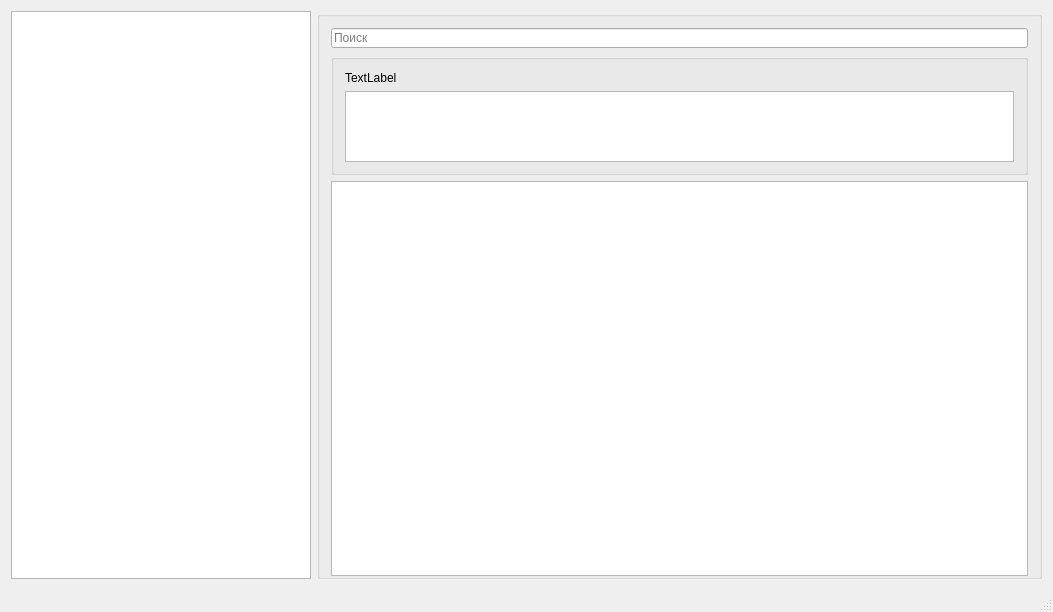
First picture: the form in mainwindow.ui, repository Afinogen/QtKeaz, before the edit.
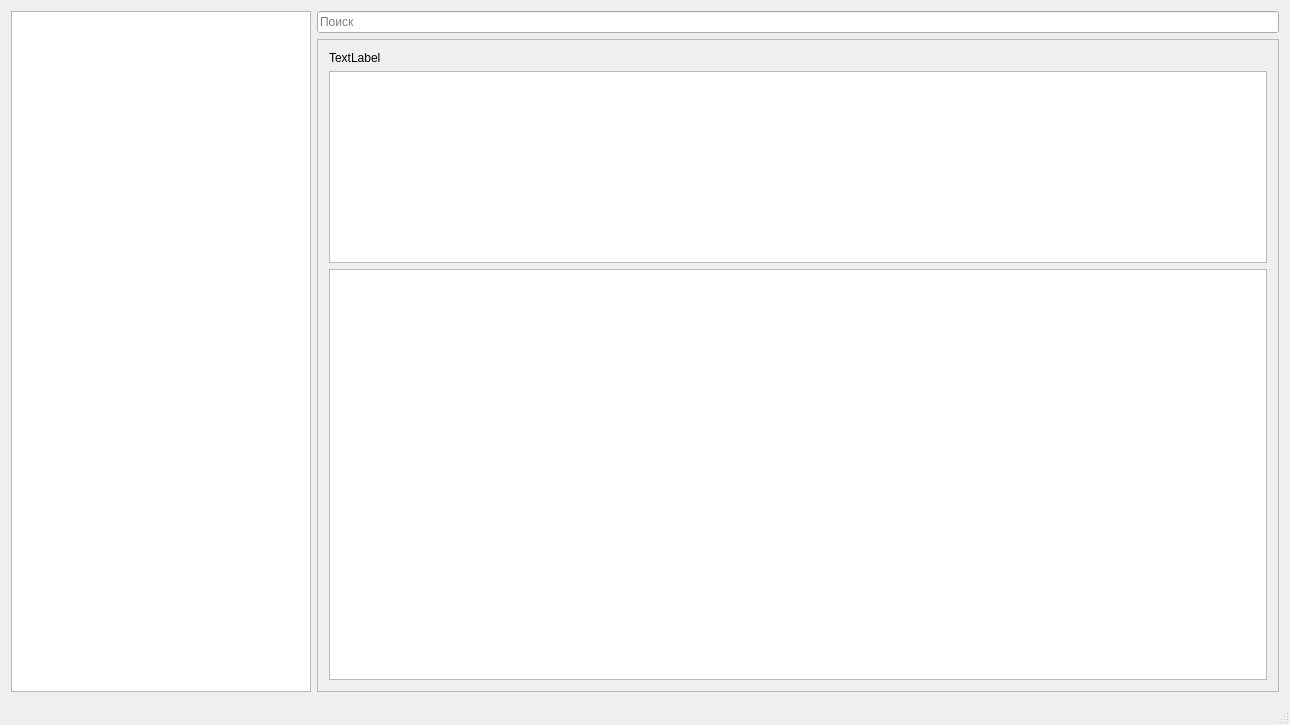
Second picture: the form after the edit.

Patch:
```diff
--- a/mainwindow.ui
+++ b/mainwindow.ui
@@ -6,8 +6,8 @@
    <rect>
     <x>0</x>
     <y>0</y>
-    <width>1053</width>
-    <height>612</height>
+    <width>1290</width>
+    <height>725</height>
    </rect>
   </property>
   <property name="windowTitle">
@@ -15,65 +15,50 @@
   </property>
   <widget class="QWidget" name="centralWidget">
    <layout class="QGridLayout" name="gridLayout">
-    <item row="0" column="0">
-     <widget class="QTreeView" name="treeView">
-      <property name="maximumSize">
-       <size>
-        <width>300</width>
-        <height>16777215</height>
-       </size>
-      </property>
-      <attribute name="headerVisible">
-       <bool>false</bool>
-      </attribute>
-     </widget>
-    </item>
     <item row="0" column="1">
-     <widget class="QGroupBox" name="groupBox">
-      <property name="title">
-       <string/>
-      </property>
-      <layout class="QGridLayout" name="gridLayout_2">
-       <property name="bottomMargin">
-        <number>0</number>
-       </property>
-       <item row="0" column="0">
         <widget class="QLineEdit" name="searchEdit">
-         <property name="minimumSize">
-          <size>
-           <width>0</width>
-           <height>20</height>
-          </size>
-         </property>
-         <property name="maximumSize">
-          <size>
-           <width>16777215</width>
-           <height>20</height>
-          </size>
-         </property>
          <property name="placeholderText">
           <string>Поиск</string>
          </property>
         </widget>
        </item>
-       <item row="1" column="0">
-        <widget class="QGroupBox" name="groupBox_2">
+    <item row="1" column="1">
+     <widget class="QScrollArea" name="scrollArea">
          <property name="minimumSize">
           <size>
            <width>0</width>
-           <height>120</height>
-          </size>
-         </property>
+        <height>0</height>
+       </size>
+      </property>
+      <property name="verticalScrollBarPolicy">
+       <enum>Qt::ScrollBarAsNeeded</enum>
+      </property>
+      <property name="sizeAdjustPolicy">
+       <enum>QAbstractScrollArea::AdjustToContents</enum>
+      </property>
+      <property name="widgetResizable">
+       <bool>true</bool>
+      </property>
+      <widget class="QWidget" name="scrollAreaWidgetContents">
+       <property name="geometry">
+        <rect>
+         <x>0</x>
+         <y>0</y>
+         <width>964</width>
+         <height>634</height>
+        </rect>
+       </property>
+       <layout class="QGridLayout" name="gridLayout_2">
+        <item row="1" column="0">
+         <widget class="QTextBrowser" name="desrcText">
          <property name="maximumSize">
           <size>
            <width>16777215</width>
-           <height>121</height>
-          </size>
-         </property>
-         <property name="title">
-          <string/>
-         </property>
-         <layout class="QGridLayout" name="gridLayout_3">
+            <height>192</height>
+           </size>
+          </property>
+         </widget>
+        </item>
           <item row="0" column="0">
            <widget class="QLabel" name="titleLabel">
             <property name="text">
@@ -81,23 +66,40 @@
             </property>
            </widget>
           </item>
-          <item row="1" column="0">
-           <widget class="QTextEdit" name="desrcText">
-            <property name="minimumSize">
-             <size>
-              <width>0</width>
-              <height>71</height>
-             </size>
-            </property>
-           </widget>
-          </item>
-         </layout>
-        </widget>
-       </item>
        <item row="2" column="0">
-        <widget class="QTableView" name="tableView"/>
-       </item>
-      </layout>
+         <widget class="QTableView" name="tableView">
+          <property name="verticalScrollBarPolicy">
+           <enum>Qt::ScrollBarAsNeeded</enum>
+          </property>
+          <attribute name="horizontalHeaderVisible">
+           <bool>false</bool>
+          </attribute>
+          <attribute name="horizontalHeaderDefaultSectionSize">
+           <number>300</number>
+          </attribute>
+          <attribute name="verticalHeaderVisible">
+           <bool>false</bool>
+          </attribute>
+          <attribute name="verticalHeaderDefaultSectionSize">
+           <number>300</number>
+          </attribute>
+         </widget>
+        </item>
+       </layout>
+      </widget>
+     </widget>
+    </item>
+    <item row="0" column="0" rowspan="2">
+     <widget class="QTreeView" name="treeView">
+      <property name="maximumSize">
+       <size>
+        <width>300</width>
+        <height>16777215</height>
+       </size>
+      </property>
+      <attribute name="headerVisible">
+       <bool>false</bool>
+      </attribute>
      </widget>
     </item>
    </layout>
```
Left out of the diff: 4 changed lines with no effect on the pictures. Lines whose indentation alone changed are shown as unchanged.
